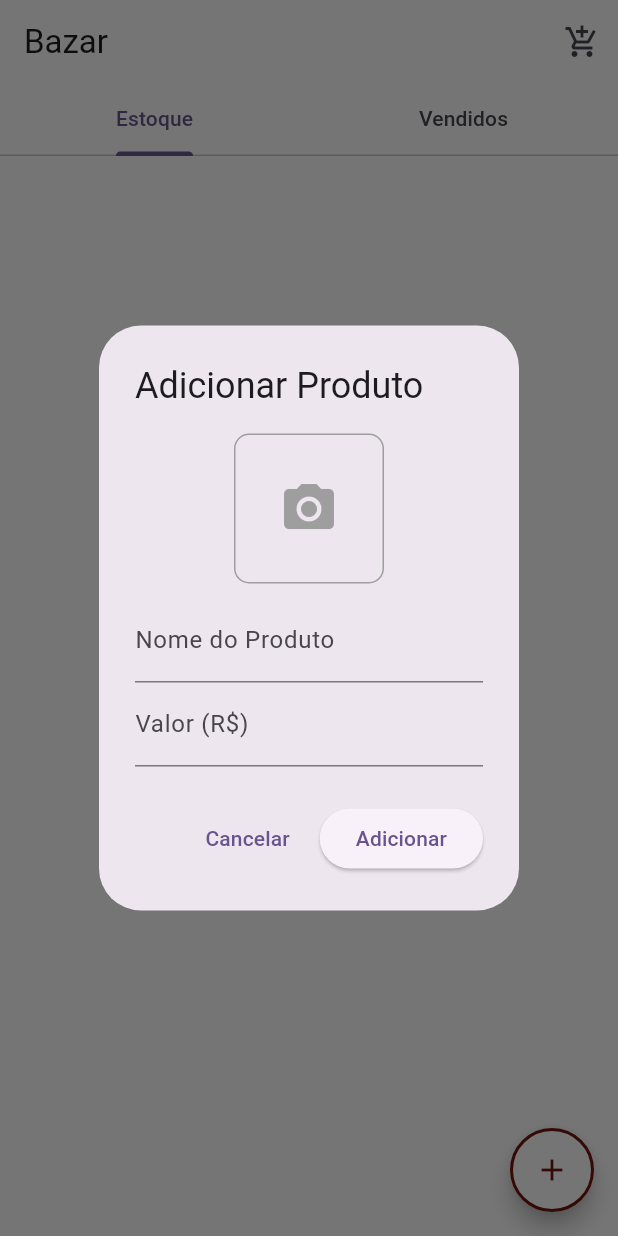
After one commit to GuilhermeTofino/TUCTTX, a Flutter app: the Bazar screen opened by its route, after a tap on the "add" icon, on a phone screen of 412 x 824 dp. The commit adds this screen. Run offline on Flutter 3.47's test engine with Material 3 defaults, Android fonts, the phone set to English and light mode, and no system bars; our stand-ins replace cloud_firestore, file_picker, firebase_core, firebase_storage, google_fonts, image_picker and 2 more; missing offline and left inert: pdfx; accounts and stored records are empty.

Commit message:
CHORE: tela bazar e solicitacao de itens

```diff
--- a/lib/Tela Inicial/calendario.dart
+++ b/lib/Tela Inicial/calendario.dart
@@ -129,7 +129,7 @@ class _CalendarioState extends State<Calendario> {
           final evento = doc.data() as Map<String, dynamic>;
           final documentId = doc.id;
           return _buildItemEvento(evento, documentId);
-        }).toList(),
+        }),
       ],
     );
   }
--- a/lib/Tela Inicial/financeiro.dart
+++ b/lib/Tela Inicial/financeiro.dart
@@ -175,7 +175,7 @@ ${despesas.map((d) => "📌 ${d['nome']}: R\$ ${d['valor'].toStringAsFixed(2)}")
 📈 Total Arrecadado: R\$ ${totalArrecadadoFirebase.toStringAsFixed(2)}
 ${saldoFinalCalculado >= 0 ? "✅ Saldo Positivo: R\$ ${saldoFinalCalculado.toStringAsFixed(2)}" : "❌ Saldo Negativo: R\$ ${saldoFinalCalculado.abs().toStringAsFixed(2)}"}
 ----------------------------------
-✅ Relatório salvo com sucesso no Firebase!
+✅ Relatório salvo com sucesso no Banco de dados!
 """;
 
     // Exibir o relatório corretamente
--- /dev/null
+++ b/lib/bazar.dart
@@ -0,0 +1,360 @@
+import 'dart:convert';
+import 'dart:io';
+import 'package:app_tenda/colors.dart';
+import 'package:app_tenda/solicitar_item_bazar.dart';
+import 'package:cloud_firestore/cloud_firestore.dart';
+import 'package:flutter/material.dart';
+import 'package:image_picker/image_picker.dart';
+import 'package:firebase_storage/firebase_storage.dart';
+
+class Bazar extends StatefulWidget {
+  const Bazar({super.key});
+
+  @override
+  State<Bazar> createState() => _BazarState();
+}
+
+class _BazarState extends State<Bazar> {
+  final FirebaseFirestore firestore = FirebaseFirestore.instance;
+  final ImagePicker _picker = ImagePicker();
+
+  /// Busca os produtos do estoque
+  Stream<QuerySnapshot> _getEstoque() {
+    return firestore.collection("bazar_estoque").snapshots();
+  }
+
+  Stream<QuerySnapshot> _getVendidos() {
+    return firestore.collection("bazar_vendidos").snapshots();
+  }
+
+  /// Marca um item como vendido
+ Future<void> _venderProduto(DocumentSnapshot produto) async {
+  bool confirmarVenda = await showDialog(
+    context: context,
+    builder: (context) => AlertDialog(
+      title: const Text("Confirmar Venda"),
+      content: Text("Tem certeza que deseja marcar '${produto["nome"]}' como vendido?"),
+      actions: [
+        TextButton(
+          onPressed: () => Navigator.pop(context, false), // Cancela a venda
+          child: const Text("Cancelar"),
+        ),
+        ElevatedButton(
+          onPressed: () => Navigator.pop(context, true), // Confirma a venda
+          child: const Text("Confirmar"),
+        ),
+      ],
+    ),
+  );
+
+  if (!confirmarVenda) return; // Se o usuário cancelar, sai da função
+
+  String nome = produto["nome"];
+  double valor = produto["valor"];
+
+  // Remover do estoque
+  await firestore.collection("bazar_estoque").doc(produto.id).delete();
+
+  // Adicionar aos vendidos
+  await firestore.collection("bazar_vendidos").doc(produto.id).set({
+    "nome": nome,
+    "valor": valor,
+    "data": DateTime.now(),
+  });
+
+  // Atualizar total arrecadado no financeiro
+  DocumentSnapshot financeiroSnapshot =
+      await firestore.collection("financeiro").doc("dados").get();
+  double totalArrecadado = financeiroSnapshot.exists
+      ? (financeiroSnapshot["totalArrecadado"] ?? 0.0)
+      : 0.0;
+
+  await firestore.collection("financeiro").doc("dados").update({
+    "totalArrecadado": totalArrecadado + valor,
+  });
+
+  // Criar log da venda no Firebase
+  String dataHoje = DateTime.now().toIso8601String().substring(0, 10); // "YYYY-MM-DD"
+  await firestore.collection("bazar_vendas").doc(dataHoje).set({
+    "produtos": FieldValue.arrayUnion([
+      {"nome": nome, "valor": valor}
+    ])
+  });
+
+  ScaffoldMessenger.of(context).showSnackBar(
+    SnackBar(content: Text("Produto '$nome' vendido por R\$ $valor")),
+  );
+}
+
+  Future<void> _adicionarProduto() async {
+  TextEditingController nomeController = TextEditingController();
+  TextEditingController valorController = TextEditingController();
+  XFile? imagemSelecionada;
+
+  await showDialog(
+    context: context,
+    builder: (context) => StatefulBuilder(
+      builder: (context, setState) {
+        return AlertDialog(
+          title: const Text("Adicionar Produto"),
+          content: Column(
+            mainAxisSize: MainAxisSize.min,
+            children: [
+              GestureDetector(
+                onTap: () async {
+                  final XFile? imagem =
+                      await ImagePicker().pickImage(source: ImageSource.gallery);
+                  if (imagem != null) {
+                    setState(() {
+                      imagemSelecionada = imagem;
+                    });
+                  }
+                },
+                child: Container(
+                  width: 100,
+                  height: 100,
+                  decoration: BoxDecoration(
+                    border: Border.all(color: Colors.grey),
+                    borderRadius: BorderRadius.circular(10),
+                  ),
+                  child: imagemSelecionada != null
+                      ? Image.file(File(imagemSelecionada!.path), fit: BoxFit.cover)
+                      : const Icon(Icons.camera_alt, size: 40, color: Colors.grey),
+                ),
+              ),
+              const SizedBox(height: 10),
+              TextField(
+                controller: nomeController,
+                decoration: const InputDecoration(labelText: "Nome do Produto"),
+              ),
+              TextField(
+                controller: valorController,
+                keyboardType: TextInputType.number,
+                decoration: const InputDecoration(labelText: "Valor (R\$)"),
+              ),
+            ],
+          ),
+          actions: [
+            TextButton(
+              onPressed: () => Navigator.pop(context),
+              child: const Text("Cancelar"),
+            ),
+            ElevatedButton(
+              onPressed: () async {
+                String nome = nomeController.text.trim();
+                double? valor = double.tryParse(valorController.text);
+
+                if (nome.isEmpty || valor == null || valor <= 0 || imagemSelecionada == null) {
+                  ScaffoldMessenger.of(context).showSnackBar(
+                    const SnackBar(content: Text("Preencha todos os campos corretamente.")),
+                  );
+                  return;
+                }
+
+                // Exibir o diálogo de carregamento
+                showDialog(
+                  context: context,
+                  barrierDismissible: false,
+                  builder: (context) => const AlertDialog(
+                    content: Column(
+                      mainAxisSize: MainAxisSize.min,
+                      children: [
+                        CircularProgressIndicator(),
+                        SizedBox(height: 16),
+                        Text("Salvando produto..."),
+                      ],
+                    ),
+                  ),
+                );
+
+                try {
+                  // Convertendo imagem para Base64
+                  File file = File(imagemSelecionada!.path);
+                  List<int> imageBytes = await file.readAsBytes();
+                  String imagemBase64 = base64Encode(imageBytes);
+
+                  // Adicionar ao Firestore
+                  await FirebaseFirestore.instance.collection("bazar_estoque").add({
+                    "nome": nome,
+                    "valor": valor,
+                    "imagem_base64": imagemBase64, // Salvando como Base64
+                  });
+
+                  // Fechar o diálogo de carregamento
+                  Navigator.pop(context);
+                  Navigator.pop(context);
+
+                  ScaffoldMessenger.of(context).showSnackBar(
+                    SnackBar(content: Text("Produto '$nome' adicionado ao estoque!")),
+                  );
+                } catch (e) {
+                  Navigator.pop(context); // Fecha o loading caso haja erro
+                  ScaffoldMessenger.of(context).showSnackBar(
+                    const SnackBar(content: Text("Erro ao adicionar produto ao estoque.")),
+                  );
+                }
+              },
+              child: const Text("Adicionar"),
+            ),
+          ],
+        );
+      },
+    ),
+  );
+}
+
+  /// Faz upload da imagem para o Firebase Storage e retorna a URL
+  Future<String> _uploadImagem(XFile imagem) async {
+    try {
+      File file = File(imagem.path);
+      String nomeArquivo = "bazar/${DateTime.now().millisecondsSinceEpoch}.jpg";
+
+      // Criar referência no Firebase Storage
+      Reference ref = FirebaseStorage.instance.ref().child(nomeArquivo);
+
+      // Fazer upload do arquivo
+      UploadTask uploadTask = ref.putFile(file);
+      TaskSnapshot snapshot = await uploadTask.whenComplete(() => {});
+
+      // Retornar URL do arquivo salvo
+      return await snapshot.ref.getDownloadURL();
+    } catch (e) {
+      print("Erro no upload da imagem: $e");
+      throw Exception("Erro ao enviar imagem para o servidor.");
+    }
+  }
+
+  @override
+  Widget build(BuildContext context) {
+    return Scaffold(
+      appBar: AppBar(
+  title: const Text("Bazar"),
+  automaticallyImplyLeading: false,
+  actions: [
+    IconButton(
+      icon: const Icon(Icons.add_shopping_cart),
+      onPressed: () {
+        Navigator.push(
+          context,
+          MaterialPageRoute(builder: (context) => const SolicitarProdutoScreen()),
+        );
+      },
+    ),
+  ],
+),
+      body: DefaultTabController(
+        length: 2,
+        child: Column(
+          children: [
+            const TabBar(
+              tabs: [
+                Tab(text: "Estoque"),
+                Tab(text: "Vendidos"),
+              ],
+            ),
+            Expanded(
+              child: TabBarView(
+                children: [
+                  // Aba de Estoque
+                  StreamBuilder<QuerySnapshot>(
+                    stream: _getEstoque(),
+                    builder: (context, snapshot) {
+                      if (!snapshot.hasData) {
+                        return const Center(child: CircularProgressIndicator());
+                      }
+
+                      var produtos = snapshot.data!.docs;
+
+                      if (produtos.isEmpty) {
+                        return const Center(
+                            child: Text("Nenhum produto no estoque"));
+                      }
+
+                      return ListView.builder(
+                        itemCount: produtos.length,
+                        itemBuilder: (context, index) {
+                          var produto = produtos[index];
+                          return Card(
+                            margin: const EdgeInsets.all(8),
+                            child: ListTile(
+                              leading: produto["imagem_base64"] != null
+                                  ? Image.memory(
+                                      base64Decode(produto["imagem_base64"]),
+                                      width: 50,
+                                      height: 50,
+                                      fit: BoxFit.cover)
+                                  : const Icon(Icons.image_not_supported,
+                                      size: 50),
+                              title: Text(produto["nome"]),
+                              subtitle: Text(
+                                  "R\$ ${produto["valor"].toStringAsFixed(2)}"),
+                              trailing: ElevatedButton(
+                                onPressed: () => _venderProduto(produto),
+                                style: ElevatedButton.styleFrom(
+                                  backgroundColor: Colors.green,
+                                  shape: RoundedRectangleBorder(
+                                    borderRadius: BorderRadius.circular(10),
+                                  ),
+                                ),
+                                child: const Text("Vendido",
+                                    style: TextStyle(color: Colors.white)),
+                              ),
+                            ),
+                          );
+                        },
+                      );
+                    },
+                  ),
+
+                  // Aba de Vendidos
+                  StreamBuilder<QuerySnapshot>(
+                    stream: _getVendidos(),
+                    builder: (context, snapshot) {
+                      if (!snapshot.hasData) {
+                        return const Center(child: CircularProgressIndicator());
+                      }
+
+                      var produtos = snapshot.data!.docs;
+
+                      if (produtos.isEmpty) {
+                        return const Center(
+                            child: Text("Nenhum produto vendido"));
+                      }
+
+                      return ListView.builder(
+                        itemCount: produtos.length,
+                        itemBuilder: (context, index) {
+                          var produto = produtos[index];
+                          return Card(
+                            margin: const EdgeInsets.all(8),
+                            child: ListTile(
+                              leading: const Icon(Icons.check_circle,
+                                  color: Colors.green, size: 40),
+                              title: Text(produto["nome"]),
+                              subtitle: Text(
+                                  "Vendido por R\$ ${produto["valor"].toStringAsFixed(2)}"),
+                            ),
+                          );
+                        },
+                      );
+                    },
+                  ),
+                ],
+              ),
+            ),
+          ],
+        ),
+      ),
+      floatingActionButton: FloatingActionButton(
+        onPressed: _adicionarProduto,
+        backgroundColor: Colors.white, // Fundo branco
+        shape: const CircleBorder(
+          side: BorderSide(
+              color: kPrimaryColor, width: 2), // Borda na kPrimaryColor
+        ),
+        child:
+            const Icon(Icons.add, color: kPrimaryColor), // "+" na kPrimaryColor
+      ),
+    );
+  }
+}
--- a/lib/main.dart
+++ b/lib/main.dart
@@ -1,4 +1,5 @@
 import 'package:app_tenda/Tela%20Inicial/calendario.dart';
+import 'package:app_tenda/bazar.dart';
 import 'package:app_tenda/cadastrar.dart';
 import 'package:app_tenda/detalhes.dart';
 import 'package:app_tenda/entrar.dart';
@@ -45,6 +46,7 @@ class MyApp extends StatelessWidget {
         '/perfilUsuario': (context) => const PerfilUsuario(),
         '/mensalidade': (context) => const Mensalidade(),
         '/detalhesFilho': (context) => const DetalhesFilho(),
+        '/bazar': (context) => const Bazar(),
       },
     );
   }
--- a/pubspec.yaml
+++ b/pubspec.yaml
@@ -50,6 +50,7 @@ dependencies:
   pdfx: ^2.8.0
   share_plus: ^10.1.2
   open_filex: ^4.2.0
+  image_picker: ^1.1.2
 
 
 
```
Also changed, not shown: lib/cadastrar.dart (+45 -13 lines), lib/entrar.dart (+34 -34 lines), lib/home.dart (+43 -29 lines), lib/solicitar_item_bazar.dart (added, +145 -0 lines), pubspec.lock, 9 other files.
